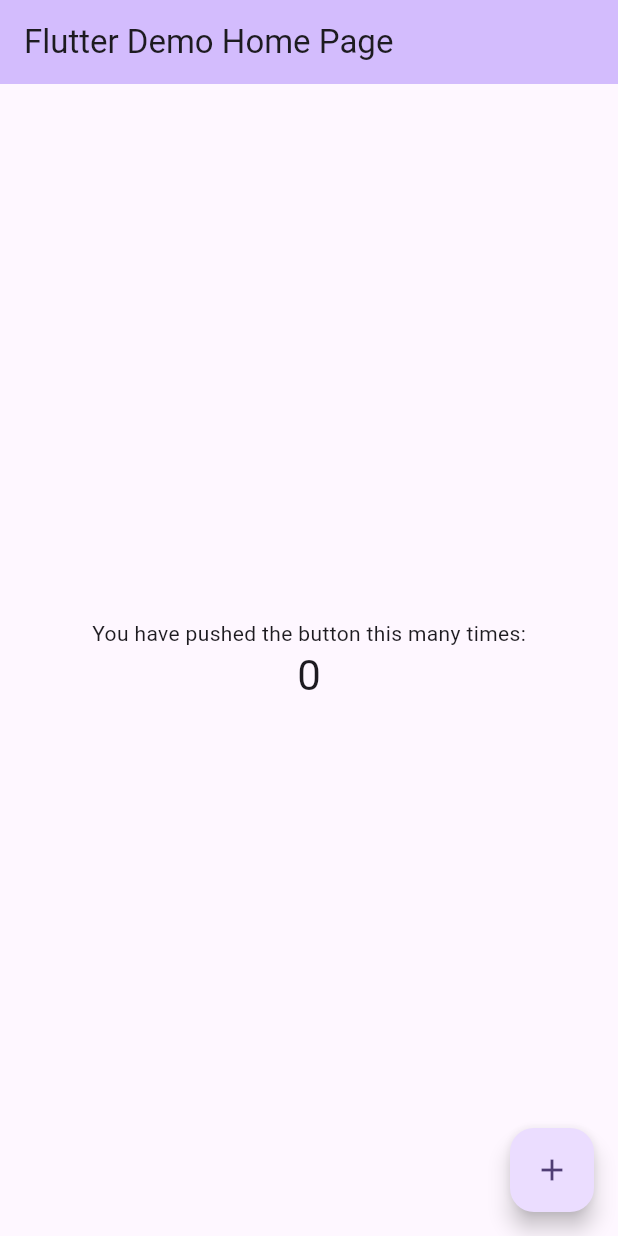
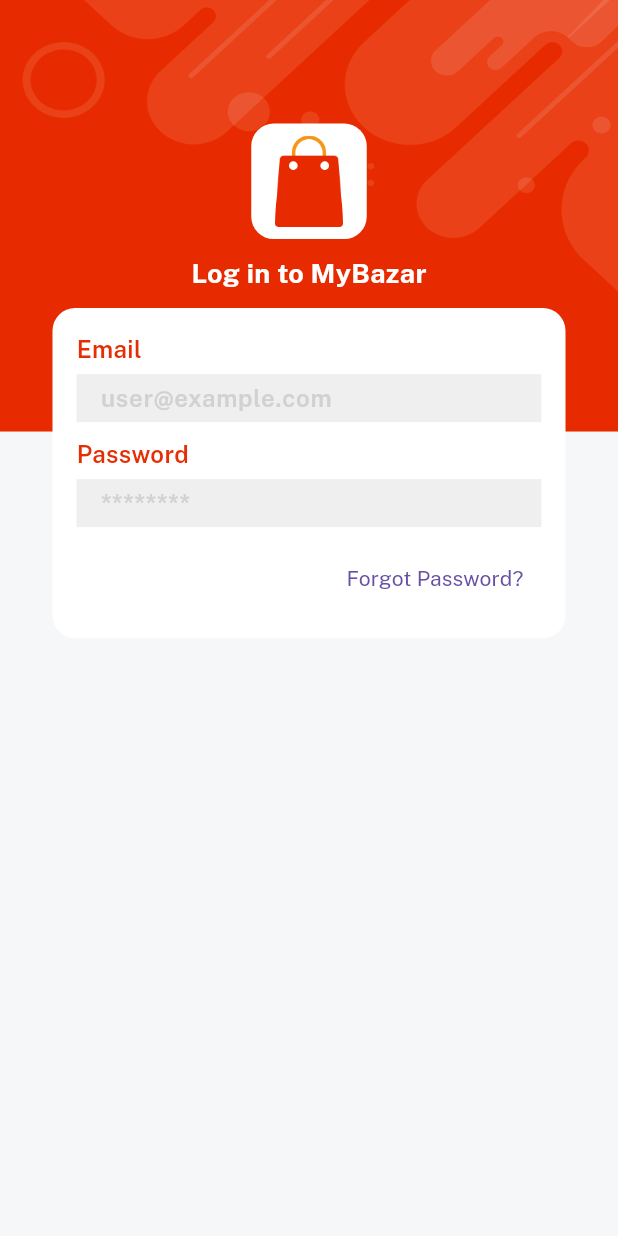
Before and after one commit to 0xRahad/MyBazar, a Flutter app: the screen it shows after launch, on a phone screen of 412 x 824 dp. Run offline on Flutter 3.47's test engine with Material 3 defaults, Android fonts, the phone set to English and light mode, and no system bars; our stand-ins replace get, velocity_x.

Commit message:
Splash Screen And Login Page Designed (Half). (VelociyX & GetX)

```diff
--- a/lib/consts/consts.dart
+++ b/lib/consts/consts.dart
@@ -3,3 +3,4 @@
 export './strings.dart';
 export './styles.dart';
 export 'package:velocity_x/velocity_x.dart';
+export 'package:flutter/material.dart';
--- a/lib/consts/strings.dart
+++ b/lib/consts/strings.dart
@@ -1,3 +1,12 @@
-const appname = "eMart";
+const appname = "MyBazar";
 const appversion = "Version 1.0.0";
-const credits = "@Baaba Devs";
+const credits = "@0xRahad";
+const email = "Email";
+const emailHint = "user@example.com";
+const password = "Password";
+const passwordHint = "********";
+const forgotPass = "Forgot Password?";
+const login = "Log in";
+const signup = "Sign up";
+const createNewAccount = "or, create a new account";
+const loginWith = "Log in with";
--- a/lib/main.dart
+++ b/lib/main.dart
@@ -1,4 +1,7 @@
 import 'package:flutter/material.dart';
+import 'package:get/get.dart';
+import 'package:mybazar/consts/consts.dart';
+import 'package:mybazar/views/splash_screen/splash_screen.dart';
 
 void main() {
   runApp(const MyApp());
@@ -7,119 +10,19 @@
 class MyApp extends StatelessWidget {
   const MyApp({super.key});
 
-  // This widget is the root of your application.
   @override
   Widget build(BuildContext context) {
-    return MaterialApp(
-      title: 'Flutter Demo',
+    return GetMaterialApp(
+      title: appname,
+      debugShowCheckedModeBanner: false,
       theme: ThemeData(
-        // This is the theme of your application.
-        //
-        // TRY THIS: Try running your application with "flutter run". You'll see
-        // the application has a purple toolbar. Then, without quitting the app,
-        // try changing the seedColor in the colorScheme below to Colors.green
-        // and then invoke "hot reload" (save your changes or press the "hot
-        // reload" button in a Flutter-supported IDE, or press "r" if you used
-        // the command line to start the app).
-        //
-        // Notice that the counter didn't reset back to zero; the application
-        // state is not lost during the reload. To reset the state, use hot
-        // restart instead.
-        //
-        // This works for code too, not just values: Most code changes can be
-        // tested with just a hot reload.
-        colorScheme: ColorScheme.fromSeed(seedColor: Colors.deepPurple),
-        useMaterial3: true,
+        scaffoldBackgroundColor: Colors.transparent,
+        appBarTheme: const AppBarTheme(
+          backgroundColor: Colors.transparent
+        ),
+        fontFamily: regular
       ),
-      home: const MyHomePage(title: 'Flutter Demo Home Page'),
+      home: SplashScreen(),
     );
   }
 }
-
-class MyHomePage extends StatefulWidget {
-  const MyHomePage({super.key, required this.title});
-
-  // This widget is the home page of your application. It is stateful, meaning
-  // that it has a State object (defined below) that contains fields that affect
-  // how it looks.
-
-  // This class is the configuration for the state. It holds the values (in this
-  // case the title) provided by the parent (in this case the App widget) and
-  // used by the build method of the State. Fields in a Widget subclass are
-  // always marked "final".
-
-  final String title;
-
-  @override
-  State<MyHomePage> createState() => _MyHomePageState();
-}
-
-class _MyHomePageState extends State<MyHomePage> {
-  int _counter = 0;
-
-  void _incrementCounter() {
-    setState(() {
-      // This call to setState tells the Flutter framework that something has
-      // changed in this State, which causes it to rerun the build method below
-      // so that the display can reflect the updated values. If we changed
-      // _counter without calling setState(), then the build method would not be
-      // called again, and so nothing would appear to happen.
-      _counter++;
-    });
-  }
-
-  @override
-  Widget build(BuildContext context) {
-    // This method is rerun every time setState is called, for instance as done
-    // by the _incrementCounter method above.
-    //
-    // The Flutter framework has been optimized to make rerunning build methods
-    // fast, so that you can just rebuild anything that needs updating rather
-    // than having to individually change instances of widgets.
-    return Scaffold(
-      appBar: AppBar(
-        // TRY THIS: Try changing the color here to a specific color (to
-        // Colors.amber, perhaps?) and trigger a hot reload to see the AppBar
-        // change color while the other colors stay the same.
-        backgroundColor: Theme.of(context).colorScheme.inversePrimary,
-        // Here we take the value from the MyHomePage object that was created by
-        // the App.build method, and use it to set our appbar title.
-        title: Text(widget.title),
-      ),
-      body: Center(
-        // Center is a layout widget. It takes a single child and positions it
-        // in the middle of the parent.
-        child: Column(
-          // Column is also a layout widget. It takes a list of children and
-          // arranges them vertically. By default, it sizes itself to fit its
-          // children horizontally, and tries to be as tall as its parent.
-          //
-          // Column has various properties to control how it sizes itself and
-          // how it positions its children. Here we use mainAxisAlignment to
-          // center the children vertically; the main axis here is the vertical
-          // axis because Columns are vertical (the cross axis would be
-          // horizontal).
-          //
-          // TRY THIS: Invoke "debug painting" (choose the "Toggle Debug Paint"
-          // action in the IDE, or press "p" in the console), to see the
-          // wireframe for each widget.
-          mainAxisAlignment: MainAxisAlignment.center,
-          children: <Widget>[
-            const Text(
-              'You have pushed the button this many times:',
-            ),
-            Text(
-              '$_counter',
-              style: Theme.of(context).textTheme.headlineMedium,
-            ),
-          ],
-        ),
-      ),
-      floatingActionButton: FloatingActionButton(
-        onPressed: _incrementCounter,
-        tooltip: 'Increment',
-        child: const Icon(Icons.add),
-      ), // This trailing comma makes auto-formatting nicer for build methods.
-    );
-  }
-}
--- /dev/null
+++ b/lib/views/auth_screen/login_screen.dart
@@ -0,0 +1,44 @@
+import 'package:flutter/cupertino.dart';
+import 'package:flutter/material.dart';
+import 'package:mybazar/consts/consts.dart';
+import 'package:mybazar/widgets/app_logo_widget.dart';
+import 'package:mybazar/widgets/bg_widget.dart';
+import 'package:mybazar/widgets/custom_textfield.dart';
+
+class LoginScreen extends StatelessWidget {
+  const LoginScreen({super.key});
+
+  @override
+  Widget build(BuildContext context) {
+    return bgWidget(
+        child: Scaffold(
+      body: Center(
+        child: Column(
+          children: [
+            (context.screenHeight * 0.1).heightBox,
+            appLogoWidget(),
+            10.heightBox,
+            "Log in to $appname".text.fontFamily(bold).white.size(18).make(),
+            10.heightBox,
+            Column(
+              children: [
+                customTextField(title: "Email", hint: emailHint),
+                customTextField(title: "Password", hint: passwordHint),
+                Align(
+                    alignment: Alignment.centerRight,
+                    child: TextButton(
+                        onPressed: () {}, child: forgotPass.text.make()))
+              ],
+            )
+                .box
+                .white
+                .rounded
+                .padding(EdgeInsets.all(16))
+                .width(context.screenWidth - 70)
+                .make()
+          ],
+        ),
+      ),
+    ));
+  }
+}
--- /dev/null
+++ b/lib/views/splash_screen/splash_screen.dart
@@ -0,0 +1,56 @@
+import 'package:flutter/cupertino.dart';
+import 'package:flutter/material.dart';
+import 'package:get/get.dart';
+import 'package:mybazar/consts/colors.dart';
+import 'package:mybazar/consts/consts.dart';
+import 'package:mybazar/views/auth_screen/login_screen.dart';
+import 'package:mybazar/widgets/app_logo_widget.dart';
+
+class SplashScreen extends StatefulWidget {
+  const SplashScreen({super.key});
+
+  @override
+  State<SplashScreen> createState() => _SplashScreenState();
+}
+
+class _SplashScreenState extends State<SplashScreen> {
+
+  //creating a method to change screen
+  changeScreen(){
+    Future.delayed(const Duration(seconds: 2),(){
+      Get.to(const LoginScreen());
+    });
+  }
+
+  @override
+  void initState() {
+    // TODO: implement initState
+    changeScreen();
+    super.initState();
+  }
+
+  @override
+  Widget build(BuildContext context) {
+    return Scaffold(
+      backgroundColor: redColor,
+      body: Center(
+        child: Column(
+          children: [
+            Align(
+              alignment: Alignment.topLeft,
+                child: Image.asset(icSplashBg, width: 300)),
+            20.heightBox,
+            appLogoWidget(),
+            10.heightBox,
+            appname.text.fontFamily(bold).size(22).white.make(),
+            5.heightBox,
+            appversion.text.white.make(),
+            const Spacer(),
+            credits.text.white.fontFamily(regular).make(),
+            30.heightBox
+          ],
+        ),
+      ),
+    );
+  }
+}
--- /dev/null
+++ b/lib/widgets/app_logo_widget.dart
@@ -0,0 +1,10 @@
+import 'package:flutter/cupertino.dart';
+import 'package:mybazar/consts/colors.dart';
+import 'package:mybazar/consts/consts.dart';
+
+Widget appLogoWidget(){
+
+  return Image.asset(icAppLogo).box.white.size(77, 77)
+      .padding(const EdgeInsets.all(8)).rounded
+      .make();
+}
--- /dev/null
+++ b/lib/widgets/bg_widget.dart
@@ -0,0 +1,10 @@
+import 'package:mybazar/consts/consts.dart';
+
+Widget bgWidget({Widget? child}){
+  return Container(
+    decoration: BoxDecoration(
+      image: DecorationImage(image: AssetImage(imgBackground),fit: BoxFit.fill)
+    ),
+    child: child ,
+  );
+}
--- /dev/null
+++ b/lib/widgets/custom_textfield.dart
@@ -0,0 +1,31 @@
+import 'package:mybazar/consts/consts.dart';
+
+Widget customTextField({String? title, String? hint, controller}){
+  return Column(
+    crossAxisAlignment: CrossAxisAlignment.start,
+    children: [
+      title!.text.color(redColor).fontFamily(semibold).size(16).make(),
+      5.heightBox,
+      TextFormField(
+        controller: controller,
+        decoration: InputDecoration(
+          hintStyle: const TextStyle(
+            fontFamily: semibold,
+            color: textfieldGrey
+          ),
+          hintText: hint,
+          isDense: true,
+          fillColor: lightGrey,
+          filled: true,
+          border: InputBorder.none,
+          focusedBorder: const OutlineInputBorder(
+            borderSide: BorderSide(
+              color: redColor
+            )
+          )
+        ),
+      ),
+      10.heightBox
+    ],
+  );
+}
--- a/pubspec.yaml
+++ b/pubspec.yaml
@@ -36,6 +36,7 @@
   # Use with the CupertinoIcons class for iOS style icons.
   cupertino_icons: ^1.0.6
   velocity_x:
+  get: ^4.6.6
 
 dev_dependencies:
   flutter_test:
@@ -100,5 +101,6 @@
     - family: sans_bold
       fonts:
         - asset: assets/fonts/sans_bold.ttf
+
   # For details regarding fonts from package dependencies,
   # see https://flutter.dev/custom-fonts/#from-packages
```
Also changed, not shown: pubspec.lock.
